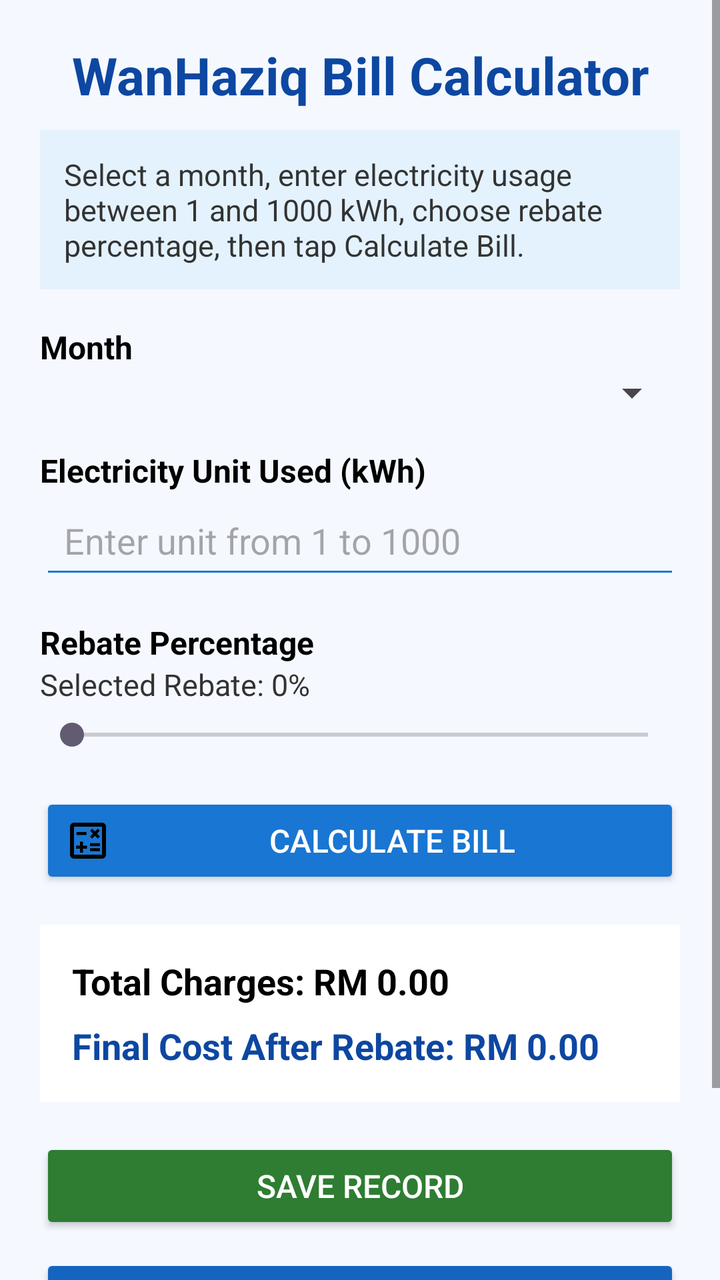
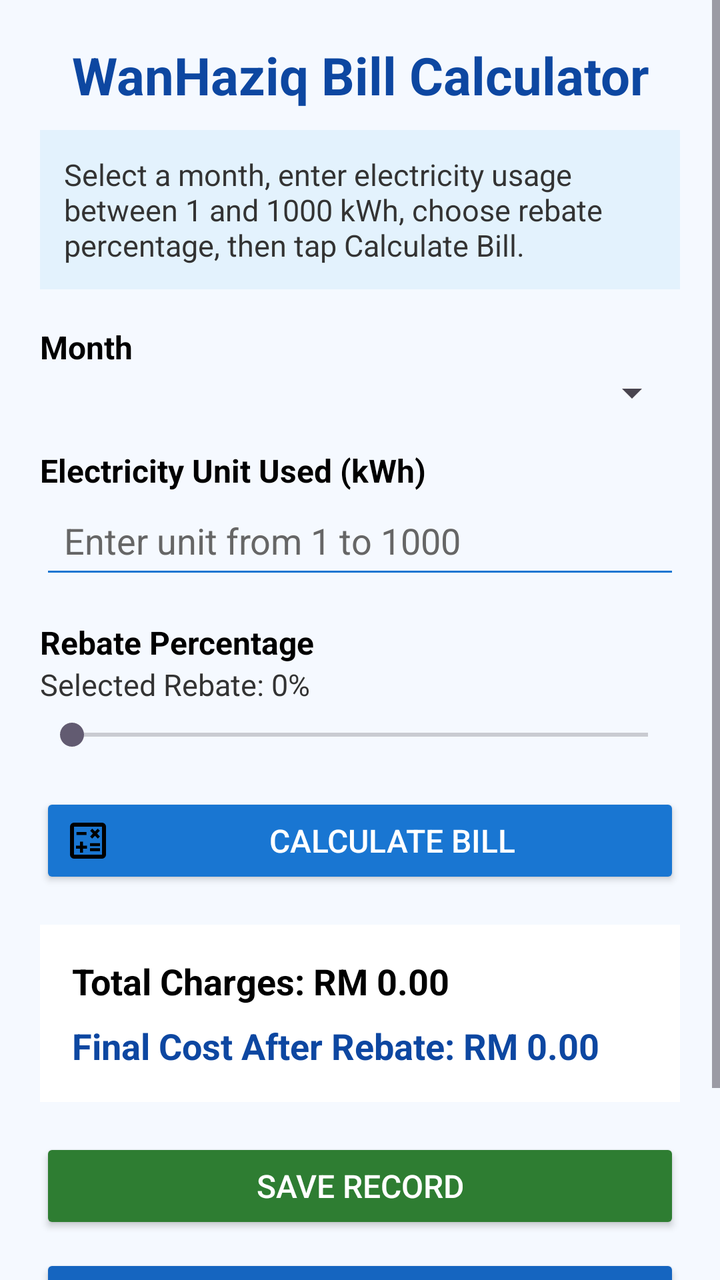

Before-and-after screenshots of an Android layout around one commit, followed by the original layout XML and the change that was made.
<!-- AndroidManifest.xml: application theme Theme.IndividiualAssignmentWANHAZIQ -->
<!-- res/layout/activity_main.xml -->
<?xml version="1.0" encoding="utf-8"?>
<ScrollView xmlns:android="http://schemas.android.com/apk/res/android"
    android:layout_width="match_parent"
    android:layout_height="match_parent"
    android:background="#F5F9FF">

    <LinearLayout
        android:layout_width="match_parent"
        android:layout_height="wrap_content"
        android:orientation="vertical"
        android:padding="20dp">

        
        <TextView
            android:layout_width="match_parent"
            android:layout_height="wrap_content"
            android:text="WanHaziq Bill Calculator"
            android:textSize="26sp"
            android:textStyle="bold"
            android:textColor="#0D47A1"
            android:gravity="center"
            android:layout_marginBottom="10dp" />

        
        <TextView
            android:layout_width="match_parent"
            android:layout_height="wrap_content"
            android:text="Select a month, enter electricity usage between 1 and 1000 kWh, choose rebate percentage, then tap Calculate Bill."
            android:textSize="15sp"
            android:textColor="#333333"
            android:background="#E3F2FD"
            android:padding="12dp"
            android:layout_marginBottom="18dp" />

        
        <TextView
            android:layout_width="match_parent"
            android:layout_height="wrap_content"
            android:text="Month"
            android:textSize="16sp"
            android:textStyle="bold"
            android:textColor="#000000" />

        
        <Spinner
            android:id="@+id/spinnerMonth"
            android:layout_width="match_parent"
            android:layout_height="wrap_content"
            android:layout_marginBottom="16dp" />

        
        <TextView
            android:layout_width="match_parent"
            android:layout_height="wrap_content"
            android:text="Electricity Unit Used (kWh)"
            android:textSize="16sp"
            android:textStyle="bold"
            android:textColor="#000000" />

        
        <EditText
            android:id="@+id/editTextUnit"
            android:layout_width="match_parent"
            android:layout_height="wrap_content"
            android:hint="Enter unit from 1 to 1000"
            android:inputType="number"
            android:padding="12dp"
            android:backgroundTint="#1976D2"
            android:layout_marginBottom="16dp" />

        
        <TextView
            android:layout_width="match_parent"
            android:layout_height="wrap_content"
            android:text="Rebate Percentage"
            android:textSize="16sp"
            android:textStyle="bold"
            android:textColor="#000000" />

        
        <TextView
            android:id="@+id/textRebateValue"
            android:layout_width="match_parent"
            android:layout_height="wrap_content"
            android:text="Selected Rebate: 0%"
            android:textSize="15sp"
            android:textColor="#333333"
            android:layout_marginBottom="6dp" />

        
        <SeekBar
            android:id="@+id/seekBarRebate"
            android:layout_width="match_parent"
            android:layout_height="wrap_content"
            android:max="5"
            android:progress="0"
            android:layout_marginBottom="20dp" />

        
        <Button
            android:id="@+id/buttonCalculate"
            android:layout_width="match_parent"
            android:layout_height="wrap_content"
            android:text="Calculate Bill"
            android:textSize="16sp"
            android:drawableStart="@drawable/ic_calculate"
            android:drawablePadding="8dp"
            android:backgroundTint="#1976D2"
            android:textColor="#FFFFFF"
            android:layout_marginBottom="18dp" />

        
        <LinearLayout
            android:layout_width="match_parent"
            android:layout_height="wrap_content"
            android:orientation="vertical"
            android:background="#FFFFFF"
            android:padding="16dp"
            android:layout_marginBottom="18dp">

            <TextView
                android:id="@+id/textTotalCharges"
                android:layout_width="match_parent"
                android:layout_height="wrap_content"
                android:text="Total Charges: RM 0.00"
                android:textSize="18sp"
                android:textStyle="bold"
                android:textColor="#000000"
                android:layout_marginBottom="8dp" />

            <TextView
                android:id="@+id/textFinalCost"
                android:layout_width="match_parent"
                android:layout_height="wrap_content"
                android:text="Final Cost After Rebate: RM 0.00"
                android:textSize="18sp"
                android:textStyle="bold"
                android:textColor="#0D47A1" />

        </LinearLayout>

        
        <Button
            android:id="@+id/buttonSave"
            android:layout_width="match_parent"
            android:layout_height="wrap_content"
            android:text="Save Record"
            android:textSize="16sp"
            android:backgroundTint="#2E7D32"
            android:textColor="#FFFFFF"
            android:layout_marginBottom="10dp" />

        
        <Button
            android:id="@+id/buttonViewHistory"
            android:layout_width="match_parent"
            android:layout_height="wrap_content"
            android:text="View History"
            android:textSize="16sp"
            android:drawableStart="@drawable/ic_history"
            android:drawablePadding="8dp"
            android:backgroundTint="#1565C0"
            android:textColor="#FFFFFF"
            android:layout_marginBottom="10dp" />

        
        <Button
            android:id="@+id/buttonAbout"
            android:layout_width="match_parent"
            android:layout_height="wrap_content"
            android:text="About App"
            android:textSize="16sp"
            android:drawableStart="@drawable/ic_info"
            android:drawablePadding="8dp"
            android:backgroundTint="#455A64"
            android:textColor="#FFFFFF" />

    </LinearLayout>
</ScrollView>
<!-- resources referenced by this layout -->
<resources>
  <!-- drawable ic_calculate (drawable) -->
  <vector xmlns:android="http://schemas.android.com/apk/res/android" android:height="24dp" android:tint="#000000" android:viewportHeight="960" android:viewportWidth="960" android:width="24dp">
        
      <path android:fillColor="@android:color/white" android:pathData="M320,720L380,720L380,640L460,640L460,580L380,580L380,500L320,500L320,580L240,580L240,640L320,640L320,720ZM520,690L720,690L720,630L520,630L520,690ZM520,590L720,590L720,530L520,530L520,590ZM564,438L620,382L676,438L718,396L662,338L718,282L676,240L620,296L564,240L522,282L578,338L522,396L564,438ZM250,368L450,368L450,308L250,308L250,368ZM200,840Q167,840 143.5,816.5Q120,793 120,760L120,200Q120,167 143.5,143.5Q167,120 200,120L760,120Q793,120 816.5,143.5Q840,167 840,200L840,760Q840,793 816.5,816.5Q793,840 760,840L200,840ZM200,760L760,760Q760,760 760,760Q760,760 760,760L760,200Q760,200 760,200Q760,200 760,200L200,200Q200,200 200,200Q200,200 200,200L200,760Q200,760 200,760Q200,760 200,760ZM200,200L200,200Q200,200 200,200Q200,200 200,200L200,760Q200,760 200,760Q200,760 200,760L200,760Q200,760 200,760Q200,760 200,760L200,200Q200,200 200,200Q200,200 200,200Z"/>
      
  </vector>
  <!-- drawable ic_history (drawable) -->
  <vector xmlns:android="http://schemas.android.com/apk/res/android" android:height="24dp" android:tint="#000000" android:viewportHeight="960" android:viewportWidth="960" android:width="24dp">
        
      <path android:fillColor="@android:color/white" android:pathData="M480,840Q342,840 239.5,748.5Q137,657 122,520L204,520Q218,624 296.5,692Q375,760 480,760Q597,760 678.5,678.5Q760,597 760,480Q760,363 678.5,281.5Q597,200 480,200Q411,200 351,232Q291,264 250,320L360,320L360,400L120,400L120,160L200,160L200,254Q251,190 324.5,155Q398,120 480,120Q555,120 620.5,148.5Q686,177 734.5,225.5Q783,274 811.5,339.5Q840,405 840,480Q840,555 811.5,620.5Q783,686 734.5,734.5Q686,783 620.5,811.5Q555,840 480,840ZM592,648L440,496L440,280L520,280L520,464L648,592L592,648Z"/>
      
  </vector>
  <!-- drawable ic_info (drawable) -->
  <vector xmlns:android="http://schemas.android.com/apk/res/android" android:height="24dp" android:tint="#000000" android:viewportHeight="960" android:viewportWidth="960" android:width="24dp">
        
      <path android:fillColor="@android:color/white" android:pathData="M440,680L520,680L520,440L440,440L440,680ZM508.5,348.5Q520,337 520,320Q520,303 508.5,291.5Q497,280 480,280Q463,280 451.5,291.5Q440,303 440,320Q440,337 451.5,348.5Q463,360 480,360Q497,360 508.5,348.5ZM480,880Q397,880 324,848.5Q251,817 197,763Q143,709 111.5,636Q80,563 80,480Q80,397 111.5,324Q143,251 197,197Q251,143 324,111.5Q397,80 480,80Q563,80 636,111.5Q709,143 763,197Q817,251 848.5,324Q880,397 880,480Q880,563 848.5,636Q817,709 763,763Q709,817 636,848.5Q563,880 480,880ZM480,800Q614,800 707,707Q800,614 800,480Q800,346 707,253Q614,160 480,160Q346,160 253,253Q160,346 160,480Q160,614 253,707Q346,800 480,800ZM480,480Q480,480 480,480Q480,480 480,480Q480,480 480,480Q480,480 480,480Q480,480 480,480Q480,480 480,480Q480,480 480,480Q480,480 480,480Z"/>
      
  </vector>
  <style name="Theme.IndividiualAssignmentWANHAZIQ" parent="Base.Theme.IndividiualAssignmentWANHAZIQ" />
  <style name="Base.Theme.IndividiualAssignmentWANHAZIQ" parent="Theme.Material3.DayNight.NoActionBar">
          
          
      </style>
</resources>

<!-- the commit's change to res/layout/activity_main.xml (unified diff, before → after) -->
@@ -66,7 +66,9 @@
             android:inputType="number"
             android:padding="12dp"
             android:backgroundTint="#1976D2"
-            android:layout_marginBottom="16dp" />
+            android:layout_marginBottom="16dp"
+            android:textColor="#000000"
+            android:textColorHint="#666666"/>
 
         
         <TextView
